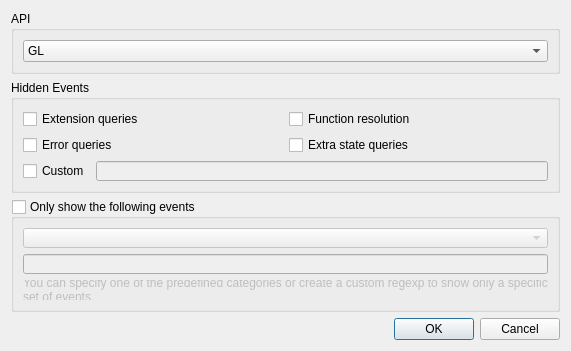
Above: gui/ui/settings.ui from apitrace/apitrace before the change. Below: the same form after it.
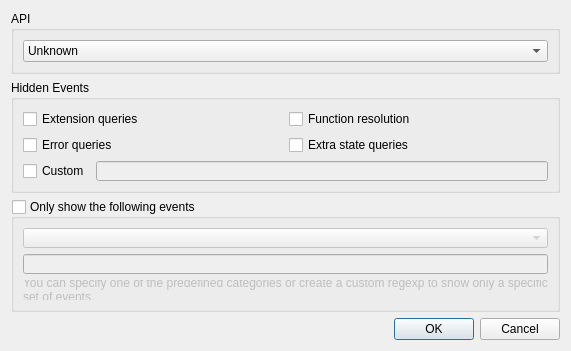
That is the form after the change.

The edit to the form file:
```diff
--- a/gui/ui/settings.ui
+++ b/gui/ui/settings.ui
@@ -25,6 +25,11 @@
      <layout class="QVBoxLayout" name="verticalLayout_4">
       <item>
        <widget class="QComboBox" name="apiComboBox">
+        <item>
+         <property name="text">
+          <string>Unknown</string>
+         </property>
+        </item>
         <item>
          <property name="text">
           <string>GL</string>
```
